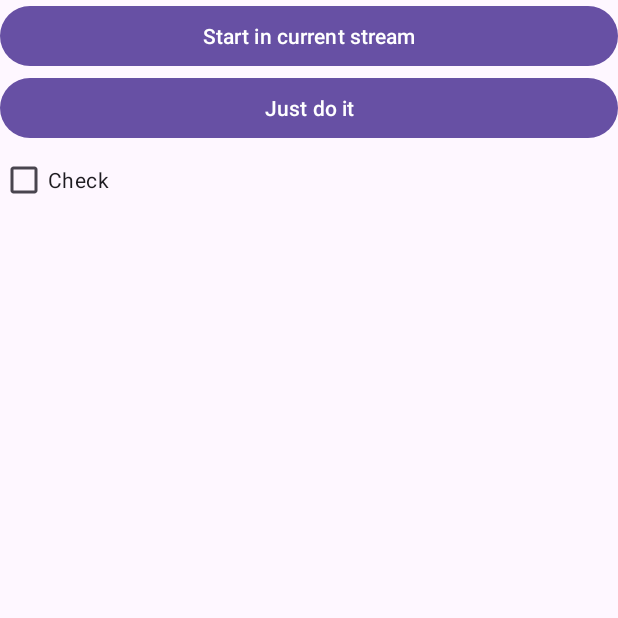
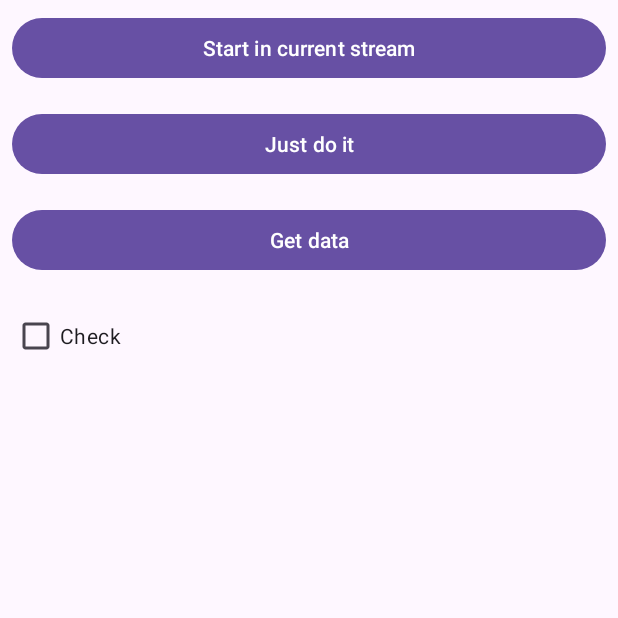
Before and after one commit to askartius/classwork-android, an Android app: the screen it shows after launch (MainActivity), on a phone screen of 412 x 824 dp, the top half of it. Run offline under Robolectric (Android 15) with nearby library versions, the phone set to English and light mode, and no system bars.

Commit message:
Add data transfer between contexts

```diff
--- a/app/src/main/res/layout/activity_main.xml
+++ b/app/src/main/res/layout/activity_main.xml
@@ -10,17 +10,27 @@
         android:id="@+id/start_button"
         android:layout_width="match_parent"
         android:layout_height="wrap_content"
+        android:layout_margin="8dp"
         android:text="@string/start_button"/>
 
     <Button
         android:id="@+id/do_button"
         android:layout_width="match_parent"
         android:layout_height="wrap_content"
+        android:layout_margin="8dp"
         android:text="@string/do_button"/>
+
+    <Button
+        android:id="@+id/get_data_button"
+        android:layout_width="match_parent"
+        android:layout_height="wrap_content"
+        android:layout_margin="8dp"
+        android:text="@string/get_data_button"/>
 
     <CheckBox
         android:id="@+id/check_box"
         android:layout_width="wrap_content"
         android:layout_height="wrap_content"
+        android:layout_margin="8dp"
         android:text="@string/check_box"/>
 </LinearLayout>
--- a/app/src/main/res/values-night/strings.xml
+++ b/app/src/main/res/values-night/strings.xml
@@ -3,4 +3,5 @@
     <string name="start_button">Start in current stream</string>
     <string name="check_box">Check</string>
     <string name="do_button">Just do it</string>
+    <string name="get_data_button">Get data</string>
 </resources>
--- a/app/src/main/res/values/strings.xml
+++ b/app/src/main/res/values/strings.xml
@@ -3,4 +3,5 @@
     <string name="start_button">Start in current stream</string>
     <string name="check_box">Check</string>
     <string name="do_button">Just do it</string>
+    <string name="get_data_button">Get data</string>
 </resources>
```
Also changed, not shown: app/src/main/java/com/example/classwork/MainActivity.java (+50 -0 lines), app/src/main/java/com/example/classwork/thread/Example.java (+12 -2 lines).
